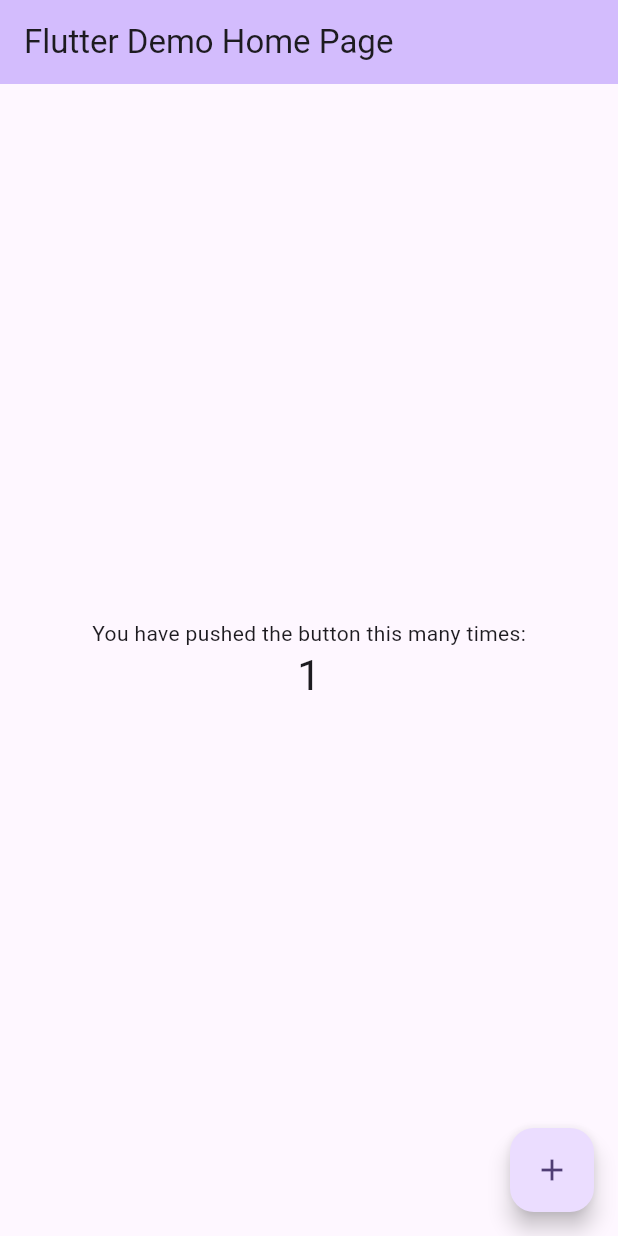
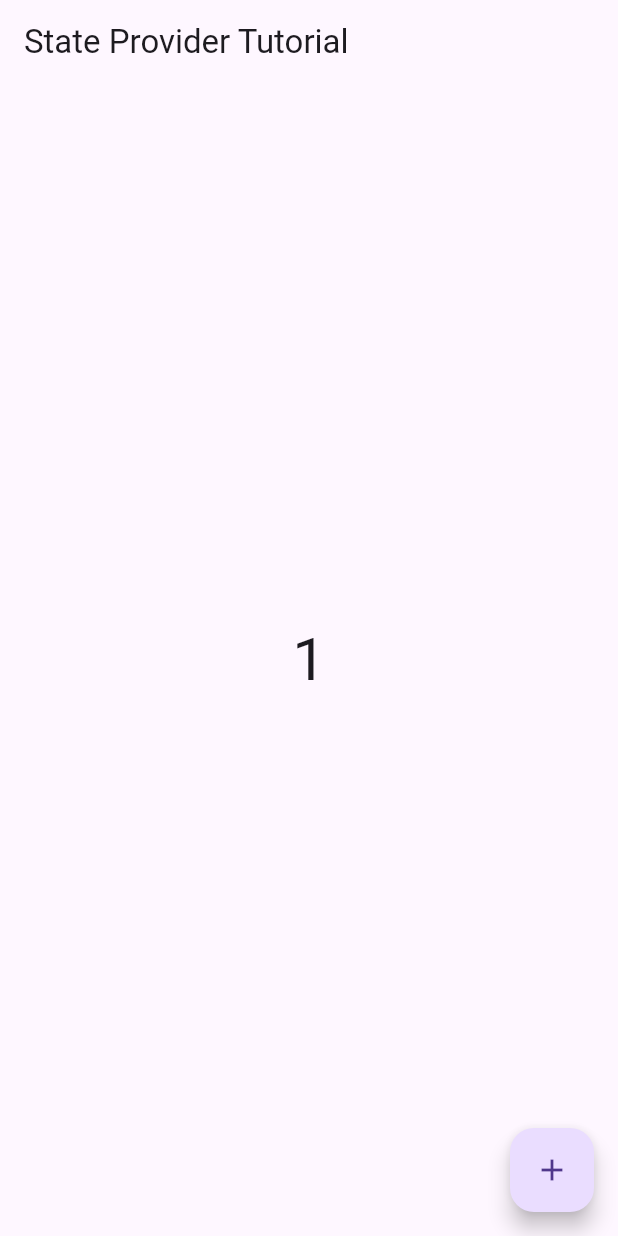
Before and after one commit to AbirHasanShuvo/state_project2, a Flutter app: the screen it shows after launch, after a tap on the "add" icon, on a phone screen of 412 x 824 dp. Run offline on Flutter 3.47's test engine with Material 3 defaults, Android fonts, the light colour scheme and no system bars; our stand-ins replace flutter_riverpod.

Commit message:
state notifier is initiated

```diff
--- a/lib/main.dart
+++ b/lib/main.dart
@@ -1,101 +1,29 @@
 import 'package:flutter/material.dart';
+import 'package:flutter_riverpod/flutter_riverpod.dart';
+import 'package:state_series/video_2/video_2.dart';
 
 void main() {
-  runApp(const MyApp());
+  runApp(ProviderScope(child: MyApp()));
 }
 
-class MyApp extends StatelessWidget {
+final staticProvider = Provider((Ref ref) {
+  return "Hello Sin Thia\n Amar bow";
+});
+
+class MyApp extends ConsumerWidget {
   const MyApp({super.key});
 
-  // This widget is the root of your application.
   @override
-  Widget build(BuildContext context) {
+  Widget build(BuildContext context, WidgetRef ref) {
+    final stringProvider = ref.watch(staticProvider);
+    //read is only executed 1 time
     return MaterialApp(
-      title: 'Flutter Demo',
-      theme: ThemeData(
-
-        colorScheme: .fromSeed(seedColor: Colors.deepPurple),
-      ),
-      home: const MyHomePage(title: 'Flutter Demo Home Page'),
+      home: StateProviderTutorial()
+      // Scaffold(
+      //   body: Center(
+      //     child: Text(stringProvider, style: TextStyle(fontSize: 40)),
+      //   ),
+      // ),
     );
   }
 }
-
-class MyHomePage extends StatefulWidget {
-  const MyHomePage({super.key, required this.title});
-
-
-
-  final String title;
-
-  @override
-  State<MyHomePage> createState() => _MyHomePageState();
-}
-
-class _MyHomePageState extends State<MyHomePage> {
-  int _counter = 0;
-
-  void _incrementCounter() {
-    setState(() {
-      // This call to setState tells the Flutter framework that something has
-      // changed in this State, which causes it to rerun the build method below
-      // so that the display can reflect the updated values. If we changed
-      // _counter without calling setState(), then the build method would not be
-      // called again, and so nothing would appear to happen.
-      _counter++;
-    });
-  }
-
-  @override
-  Widget build(BuildContext context) {
-    // This method is rerun every time setState is called, for instance as done
-    // by the _incrementCounter method above.
-    //
-    // The Flutter framework has been optimized to make rerunning build methods
-    // fast, so that you can just rebuild anything that needs updating rather
-    // than having to individually change instances of widgets.
-    return Scaffold(
-      appBar: AppBar(
-        // TRY THIS: Try changing the color here to a specific color (to
-        // Colors.amber, perhaps?) and trigger a hot reload to see the AppBar
-        // change color while the other colors stay the same.
-        backgroundColor: Theme.of(context).colorScheme.inversePrimary,
-        // Here we take the value from the MyHomePage object that was created by
-        // the App.build method, and use it to set our appbar title.
-        title: Text(widget.title),
-      ),
-      body: Center(
-        // Center is a layout widget. It takes a single child and positions it
-        // in the middle of the parent.
-        child: Column(
-          // Column is also a layout widget. It takes a list of children and
-          // arranges them vertically. By default, it sizes itself to fit its
-          // children horizontally, and tries to be as tall as its parent.
-          //
-          // Column has various properties to control how it sizes itself and
-          // how it positions its children. Here we use mainAxisAlignment to
-          // center the children vertically; the main axis here is the vertical
-          // axis because Columns are vertical (the cross axis would be
-          // horizontal).
-          //
-          // TRY THIS: Invoke "debug painting" (choose the "Toggle Debug Paint"
-          // action in the IDE, or press "p" in the console), to see the
-          // wireframe for each widget.
-          mainAxisAlignment: .center,
-          children: [
-            const Text('You have pushed the button this many times:'),
-            Text(
-              '$_counter',
-              style: Theme.of(context).textTheme.headlineMedium,
-            ),
-          ],
-        ),
-      ),
-      floatingActionButton: FloatingActionButton(
-        onPressed: _incrementCounter,
-        tooltip: 'Increment',
-        child: const Icon(Icons.add),
-      ),
-    );
-  }
-}
--- /dev/null
+++ b/lib/video_1/video_1.dart
@@ -0,0 +1,29 @@
+import 'package:flutter/material.dart';
+import 'package:flutter_riverpod/flutter_riverpod.dart';
+
+final staticStringProvider = Provider((Ref ref) {
+  return "Hello World";
+});
+
+final intProvider = Provider((Ref ref) {
+  return 26;
+});
+
+final doubleProvider = Provider((Ref ref) {
+  return 26.65;
+});
+
+class MyApp extends ConsumerWidget {
+  const MyApp({super.key});
+
+  @override
+  Widget build(BuildContext context, WidgetRef ref) {
+    final result = ref.watch(staticStringProvider);
+    final resultInt = ref.watch(intProvider);
+    final resultDouble = ref.watch(doubleProvider);
+
+    return Scaffold(
+      body: Center(child: Text(resultInt.toString() + resultDouble.toString())),
+    );
+  }
+}
--- /dev/null
+++ b/lib/video_2/video_2.dart
@@ -0,0 +1,36 @@
+import 'package:flutter/material.dart';
+import 'package:flutter_riverpod/flutter_riverpod.dart';
+import 'package:flutter_riverpod/legacy.dart';
+
+final counterProvider = StateProvider((Ref ref) {
+  return 0;
+});
+
+class StateProviderTutorial extends ConsumerWidget {
+  const StateProviderTutorial({super.key});
+
+  @override
+  Widget build(BuildContext context, WidgetRef ref) {
+    print('build method called');
+    return Scaffold(
+      appBar: AppBar(title: Text('State Provider Tutorial')),
+      floatingActionButton: FloatingActionButton(
+        onPressed: () =>
+        ref
+            .read(counterProvider.notifier)
+            .state++,
+        child: Icon(Icons.add),
+      ),
+      body: Center(
+        child: Consumer(
+          builder: (BuildContext context, WidgetRef ref, Widget? child) {
+            final counter = ref.watch(counterProvider);
+            return Text(counter.toString(), style: TextStyle(fontSize: 40));
+            },
+
+
+        ),
+      ),
+    );
+  }
+}
--- a/pubspec.yaml
+++ b/pubspec.yaml
@@ -34,6 +34,7 @@ dependencies:
   # The following adds the Cupertino Icons font to your application.
   # Use with the CupertinoIcons class for iOS style icons.
   cupertino_icons: ^1.0.8
+  flutter_riverpod: ^3.3.1
 
 dev_dependencies:
   flutter_test:
```
Also changed, not shown: pubspec.lock, 1 other file.
